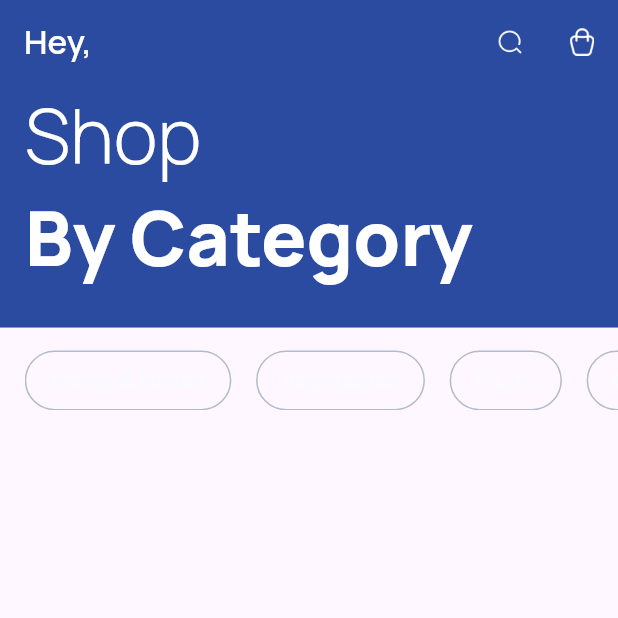
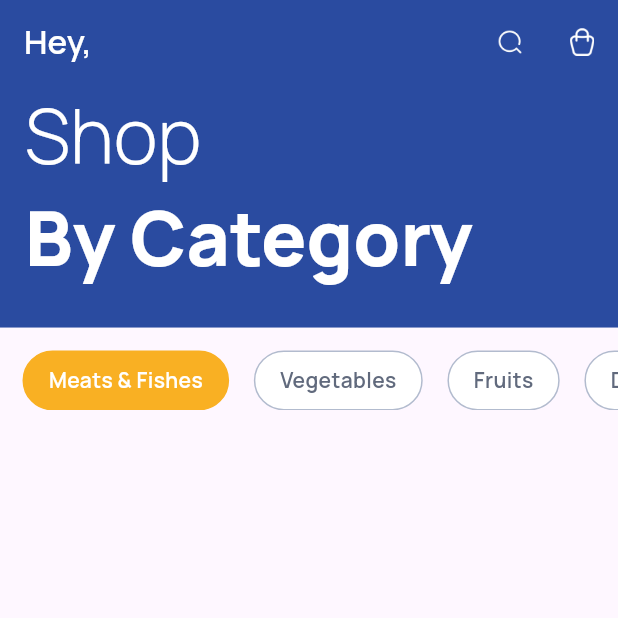
Before and after one commit to HamzaIqbal-11/Delivery-App-Provider, a Flutter app: the HomeScreen screen opened by its route, after a tap on "Recommended", on a phone screen of 412 x 824 dp, the top half of it. Run offline on Flutter 3.47's test engine with Material 3 defaults, Android fonts, the phone set to English and light mode, and no system bars; our stand-ins replace email_validator, firebase_auth, firebase_core, flutter_screenutil, google_sign_in; accounts and stored records are empty.

Commit message:
shop category screen complete

```diff
--- a/lib/Constants/app_styles.dart
+++ b/lib/Constants/app_styles.dart
@@ -180,9 +180,46 @@ class AppStyles {
   );
 
   static TextStyle customCategoryListText = TextStyle(
-    color: Color(0xffFAFBFD),
+    color: Color(0xff616A7D),
     fontFamily: 'Manrope',
     fontWeight: FontWeight.w600,
     fontSize: 14,
   );
+  static TextStyle customAppNameStyle = TextStyle(
+    color: Colors.white,
+    fontFamily: 'Manrope',
+    fontStyle: FontStyle.italic,
+    fontWeight: FontWeight.w700,
+    fontSize: 50,
+  );
+  static TextStyle customFishText = TextStyle(
+    color: Color(0xff1E222B),
+    fontFamily: 'Manrope',
+    fontWeight: FontWeight.w700,
+    fontSize: 18,
+  );
+  static TextStyle customFishSubText = TextStyle(
+    color: Color(0xff616A7D),
+    fontFamily: 'Manrope',
+    fontWeight: FontWeight.w400,
+    fontSize: 16,
+  );
+  static TextStyle customStartingFromText = TextStyle(
+    color: Color(0xff616A7D),
+    fontFamily: 'Manrope',
+    fontWeight: FontWeight.w400,
+    fontSize: 14,
+  );
+  static TextStyle customFishPriceText = TextStyle(
+    color: Color(0xff2A4BA0),
+    fontFamily: 'Manrope',
+    fontWeight: FontWeight.w700,
+    fontSize: 16,
+  );
+  static TextStyle customFishKGText = TextStyle(
+    color: Color(0xff2A4BA0),
+    fontFamily: 'Manrope',
+    fontWeight: FontWeight.w400,
+    fontSize: 16,
+  );
 }
--- a/lib/Constants/app_texts.dart
+++ b/lib/Constants/app_texts.dart
@@ -11,4 +11,5 @@ class AppTexts {
   static const String homeDiscountText1 = 'Get';
   static const String homeDiscountText2 = '50% OFF';
   static const String homeDiscountText3 = 'Get';
+  static const String appName = 'TazaaMart';
 }
--- a/lib/Widgets/customContainer.dart
+++ b/lib/Widgets/customContainer.dart
@@ -1,5 +1,6 @@
 import 'package:delivery_app/Constants/app_assets.dart';
 import 'package:delivery_app/Constants/app_styles.dart';
+import 'package:delivery_app/model/productModel.dart';
 import 'package:flutter/material.dart';
 import 'package:flutter_screenutil/flutter_screenutil.dart';
 
@@ -51,13 +52,41 @@ Widget customDiscountContainer(
 }
 
 Widget customRecommendCard() {
+  List<ProductModel> productLists = [
+    ProductModel(
+        productName: 'Fresh Lemon',
+        productCategory: 'Organic',
+        price: 12,
+        image: AppAssets.dummyImage),
+    ProductModel(
+        productName: 'Green Tea',
+        productCategory: 'Organic',
+        price: 06,
+        image: AppAssets.dummyImage),
+    ProductModel(
+        productName: 'Apples',
+        productCategory: 'Organic',
+        price: 08,
+        image: AppAssets.dummyImage),
+    ProductModel(
+        productName: 'Peaches',
+        productCategory: 'Organic',
+        price: 10,
+        image: AppAssets.dummyImage),
+    ProductModel(
+        productName: 'Cucumbers',
+        productCategory: 'Organic',
+        price: 13,
+        image: AppAssets.dummyImage),
+  ];
   return SizedBox(
     height: 200,
     width: double.infinity,
     child: ListView.builder(
-        itemCount: 5,
+        itemCount: productLists.length,
         scrollDirection: Axis.horizontal,
         itemBuilder: (context, index) {
+          final products = productLists[index];
           return Container(
             margin: EdgeInsets.only(left: 15.w),
             height: 194.h,
@@ -72,7 +101,7 @@ Widget customRecommendCard() {
                   padding: EdgeInsets.only(top: 25.h),
                   child: Image(
                     color: Color(0xffA1ABC0),
-                    image: AssetImage(AppAssets.dummyImage),
+                    image: AssetImage(products.image),
                     width: 56.67.w,
                     height: 56.67.h,
                   ),
@@ -91,7 +120,7 @@ Widget customRecommendCard() {
                   child: Padding(
                     padding: EdgeInsets.only(left: 15.w),
                     child: Text(
-                      "Fresh Lemon",
+                      products.productName,
                       style: AppStyles.customCardOrganicFoodName,
                     ),
                   ),
@@ -101,7 +130,7 @@ Widget customRecommendCard() {
                   child: Padding(
                     padding: EdgeInsets.only(left: 15.w),
                     child: Text(
-                      'Organic',
+                      products.productCategory,
                       style: AppStyles.customCardOrganicName,
                     ),
                   ),
@@ -129,7 +158,7 @@ Widget customRecommendCard() {
                                       text: 'Unit ',
                                       style: AppStyles.customUnitText),
                                   TextSpan(
-                                      text: '\$12',
+                                      text: '\$${products.price}',
                                       style:
                                           AppStyles.customOrganicFoodPriceText),
                                 ])),
--- a/lib/controller/categoryController.dart
+++ b/lib/controller/categoryController.dart
@@ -1,10 +1,17 @@
+import 'package:delivery_app/model/categoryModel.dart';
 import 'package:flutter/material.dart';
 
 class Categorycontroller extends ChangeNotifier {
   bool showSearchField = false;
+  List<CategoryModel> currentList = [];
 
   void iconTap() {
     showSearchField = !showSearchField;
     notifyListeners();
   }
+
+  void currentListTap(List<CategoryModel> list) {
+    currentList = list;
+    notifyListeners();
+  }
 }
--- /dev/null
+++ b/lib/model/categoryModel.dart
@@ -0,0 +1,16 @@
+import 'dart:ui';
+
+class CategoryModel {
+  final String productName;
+  final String productCategory;
+  final int price;
+  final String image;
+  final Color color;
+
+  CategoryModel(
+      {required this.productName,
+      required this.productCategory,
+      required this.price,
+      required this.image,
+      required this.color});
+}
--- a/lib/view/Category/category.dart
+++ b/lib/view/Category/category.dart
@@ -1,7 +1,9 @@
 import 'package:delivery_app/Constants/app_assets.dart';
 import 'package:delivery_app/Constants/app_styles.dart';
+import 'package:delivery_app/Widgets/customCategoryCardList.dart';
 import 'package:delivery_app/Widgets/customTextEditingController.dart';
 import 'package:delivery_app/controller/categoryController.dart';
+import 'package:delivery_app/model/categoryModel.dart';
 import 'package:flutter/material.dart';
 import 'package:flutter_screenutil/flutter_screenutil.dart';
 import 'package:provider/provider.dart';
@@ -14,12 +16,60 @@ class Categories extends StatefulWidget {
 }
 
 class _CategoriesState extends State<Categories> {
+  bool? currentIndexColor;
+  int currentIndex = 0;
   List categoriesList = [
     'Meats & Fishes',
     'Vegetables',
     'Fruits',
-    'Organic',
-    'Hamza',
+    'Dairy',
+    'House Hold',
+  ];
+  List<CategoryModel> subCategoryList = [
+    CategoryModel(
+        productName: 'Big & Small Fishes',
+        productCategory: 'Fresh from sea',
+        price: 36,
+        image: AppAssets.dummyImage,
+        color: Color(0xffFFDC83)),
+    CategoryModel(
+        productName: 'Halal Meats',
+        productCategory: 'Organics & Fresh',
+        price: 90,
+        image: AppAssets.dummyImage,
+        color: Color(0xffF0FBC5)),
+  ];
+  List<CategoryModel> Vegetables = [
+    CategoryModel(
+        productName: 'Vegetables',
+        productCategory: 'Fresh from Market',
+        price: 20,
+        image: AppAssets.dummyImage,
+        color: Color(0xffFFDC83)),
+  ];
+  List<CategoryModel> Fruits = [
+    CategoryModel(
+        productName: 'Fruits',
+        productCategory: 'Fresh',
+        price: 30,
+        image: AppAssets.dummyImage,
+        color: Color(0xffFFDC83)),
+  ];
+  List<CategoryModel> Dairy = [
+    CategoryModel(
+        productName: 'Dairy',
+        productCategory: 'Fresh',
+        price: 36,
+        image: AppAssets.dummyImage,
+        color: Color(0xffFFDC83)),
+  ];
+  List<CategoryModel> HouseHold = [
+    CategoryModel(
+        productName: 'Household & Cleaning Supplies',
+        productCategory: 'Safe & Effective',
+        price: 25,
+        image: AppAssets.dummyImage,
+        color: Color(0xffFFDC83)),
   ];
   @override
   Widget build(BuildContext context) {
@@ -70,35 +120,72 @@ class _CategoriesState extends State<Categories> {
           SizedBox(
             height: 15.h,
           ),
-          Padding(
-            padding: EdgeInsets.only(left: 15.w),
-            child: SizedBox(
+          SizedBox(
             height: 40,
             child: ListView.separated(
+              padding: EdgeInsets.zero,
               scrollDirection: Axis.horizontal,
               separatorBuilder: (context, index) =>
                   Padding(padding: EdgeInsets.only(left: 15.w)),
               itemCount: categoriesList.length,
               itemBuilder: (context, index) {
-                  return Container(
+                print("index $currentIndex");
+
+                return Padding(
+                  padding: EdgeInsets.only(
+                    left: index == 0
+                        ? 15
+                        : 0, // Only the first item has left padding
+                    right: index == categoriesList.length - 1
+                        ? 15
+                        : 0, // Optional: right padding on last item
+                  ),
+                  child: GestureDetector(
+                    onTap: () {
+                      if (index == 0) {
+                        categoryProvider.currentListTap(subCategoryList);
+                      } else if (index == 1) {
+                        categoryProvider.currentListTap(Vegetables);
+                      } else if (index == 2) {
+                        categoryProvider.currentListTap(Fruits);
+                      } else if (index == 3) {
+                        categoryProvider.currentListTap(Dairy);
+                      } else if (index == 4) {
+                        categoryProvider.currentListTap(HouseHold);
+                      }
+                      currentIndex = index;
+                    },
+                    child: Container(
                       height: 40,
                       padding: EdgeInsets.only(left: 15.w, right: 15.w),
                       decoration: BoxDecoration(
+                          color: currentIndex == index
+                              ? Color(0xffF9B023)
+                              : Colors.white,
                           borderRadius: BorderRadius.circular(30),
                           border: Border.all(
-                          color: Color(0xffB2BBCE),
+                            color: currentIndex == index
+                                ? Color(0xffF9B023)
+                                : Color(0xffB2BBCE),
                           )),
                       child: Center(
-                      child: Text(
-                        categoriesList[index],
-                        style: AppStyles.customCategoryListText,
+                        child: Text(categoriesList[index],
+                            style: TextStyle(
+                              color: currentIndex == index
+                                  ? Colors.white
+                                  : Color(0xff616A7D),
+                              fontFamily: 'Manrope',
+                              fontWeight: FontWeight.w600,
+                              fontSize: 14,
+                            )),
+                      ),
                     ),
                   ),
                 );
               },
             ),
           ),
-          )
+          customCategoryListCard(context),
         ]));
   }
 }
--- a/lib/view/onboarding/onboarding.dart
+++ b/lib/view/onboarding/onboarding.dart
@@ -1,9 +1,13 @@
 import 'package:delivery_app/Constants/app_assets.dart';
 import 'package:delivery_app/Constants/app_styles.dart';
 import 'package:delivery_app/Constants/app_texts.dart';
+import 'package:delivery_app/controller/signInController.dart';
+import 'package:delivery_app/main.dart';
 import 'package:delivery_app/view/onboarding/onBoardingModel.dart';
 import 'package:delivery_app/view/onboarding/onBoardingPage.dart';
+import 'package:firebase_auth/firebase_auth.dart';
 import 'package:flutter/material.dart';
+import 'package:provider/provider.dart';
 
 class OnBoarding extends StatefulWidget {
   const OnBoarding({super.key});
@@ -28,7 +32,6 @@ class _OnBoardingState extends State<OnBoarding> {
       centerImage: AppAssets.onBoard1,
       image: AppAssets.smallHome,
     ),
-
     Onboardingmodel(
       headerText: AppTexts.onBoardScreen2Text,
       subText: AppTexts.onBoardSubText2,
```
Also changed, not shown: lib/Widgets/customCategoryCardList.dart (added, +84 -0 lines), lib/controller/signInController.dart (+17 -0 lines), lib/main.dart (+6 -4 lines), lib/model/productModel.dart (added, +15 -0 lines), lib/view/Splash/splashScreen.dart (added, +58 -0 lines), 5 other files. Lines whose indentation alone changed are shown as unchanged.
